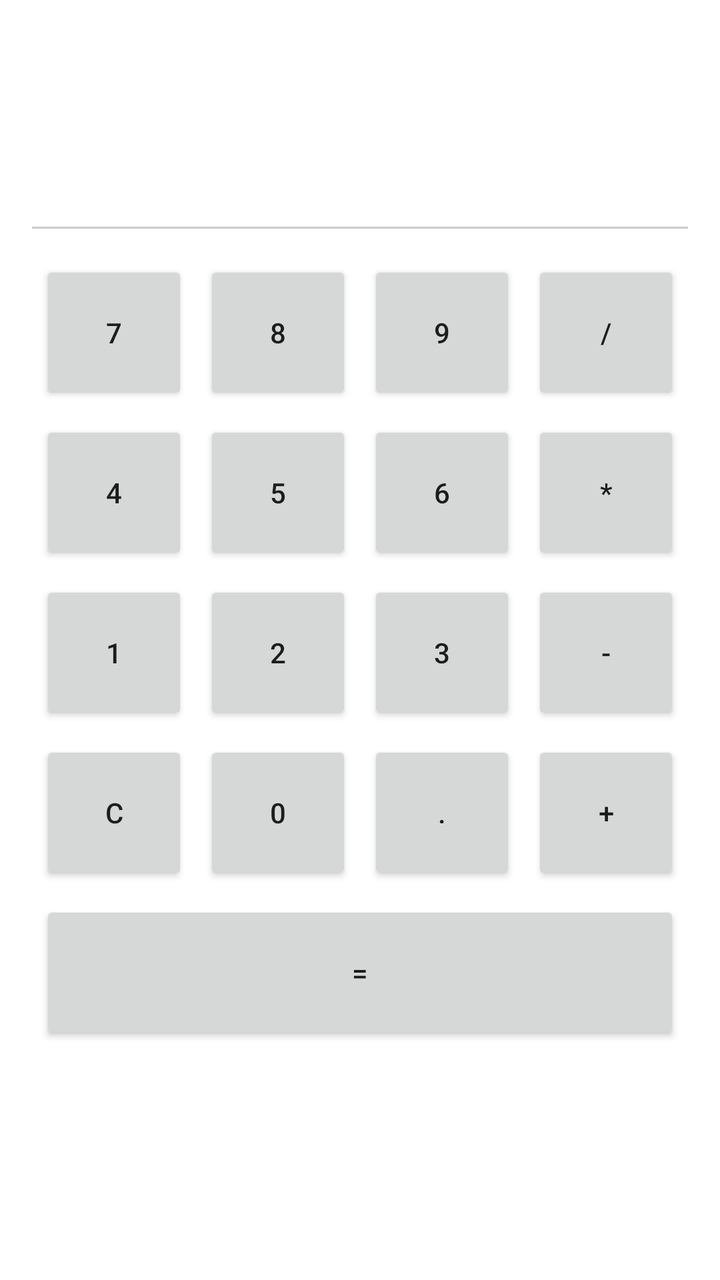
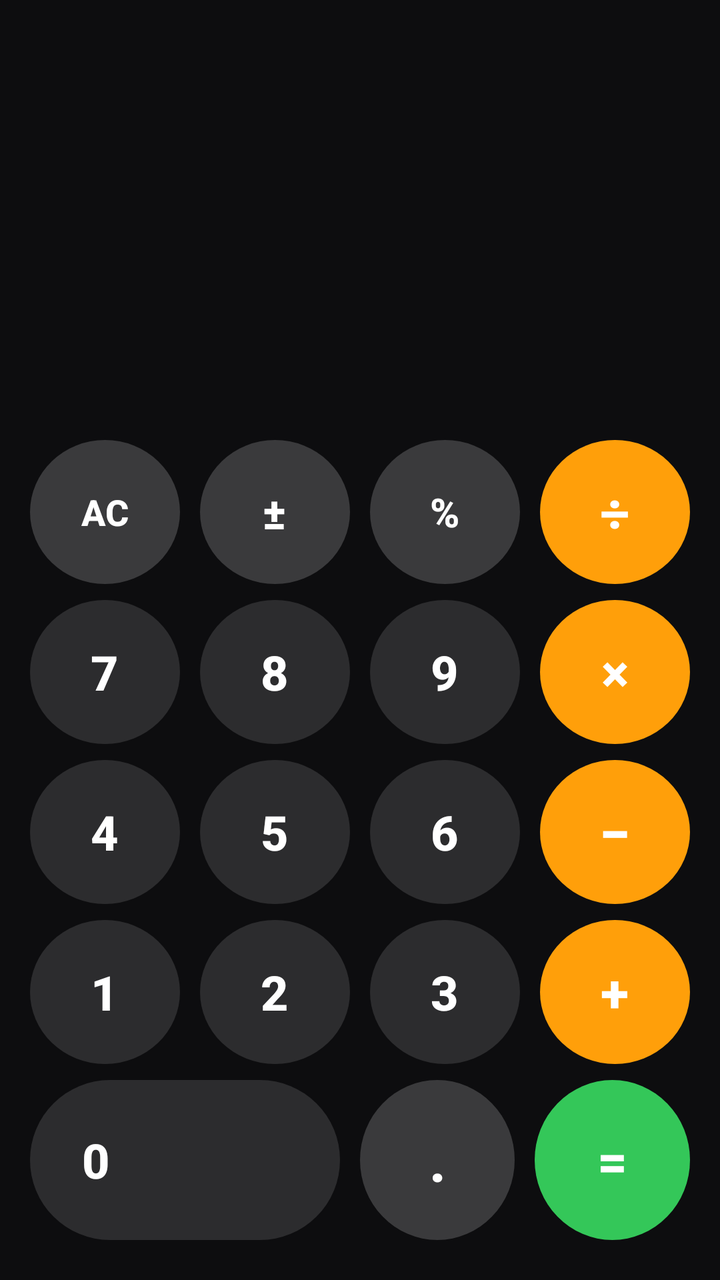

An Android layout rendered at two revisions. The XML below is the earlier revision; the diff shows what the commit changed to produce the second picture.
<!-- AndroidManifest.xml: activity theme Theme.ICalculatorWithStaticLayouts -->
<!-- res/layout/activity_main.xml -->
<?xml version="1.0" encoding="utf-8"?>
<layout xmlns:android="http://schemas.android.com/apk/res/android">

    <data>
        <variable
            name="vm"
            type="com.example.icalculatorwithstaticlayouts.CalculatorViewModel" />
    </data>

    <LinearLayout
        android:id="@+id/main"
        android:layout_width="match_parent"
        android:layout_height="match_parent"
        android:orientation="vertical"
        android:padding="16dp"
        android:background="@android:color/white">

        <TextView
            android:id="@+id/tvDisplay"
            android:layout_width="match_parent"
            android:layout_height="wrap_content"
            android:layout_marginBottom="12dp"
            android:background="@android:color/white"
            android:gravity="end"
            android:padding="16dp"
            android:text="@{vm.display}"
            android:textColor="@android:color/black"
            android:textSize="40sp"
            android:textStyle="bold" />

        <View
            android:layout_width="match_parent"
            android:layout_height="1dp"
            android:layout_marginBottom="12dp"
            android:background="#CCCCCC" />

        <LinearLayout
            android:layout_width="match_parent"
            android:layout_height="wrap_content"
            android:orientation="horizontal"
            android:weightSum="4">

            <Button
                android:id="@+id/btn7"
                android:layout_width="0dp"
                android:layout_height="72dp"
                android:layout_weight="1"
                android:layout_margin="4dp"
                android:text="7" />

            <Button
                android:id="@+id/btn8"
                android:layout_width="0dp"
                android:layout_height="72dp"
                android:layout_weight="1"
                android:layout_margin="4dp"
                android:text="8" />

            <Button
                android:id="@+id/btn9"
                android:layout_width="0dp"
                android:layout_height="72dp"
                android:layout_weight="1"
                android:layout_margin="4dp"
                android:text="9" />

            <Button
                android:id="@+id/btnDivide"
                android:layout_width="0dp"
                android:layout_height="72dp"
                android:layout_weight="1"
                android:layout_margin="4dp"
                android:text="/" />
        </LinearLayout>

        <LinearLayout
            android:layout_width="match_parent"
            android:layout_height="wrap_content"
            android:orientation="horizontal"
            android:weightSum="4">

            <Button
                android:id="@+id/btn4"
                android:layout_width="0dp"
                android:layout_height="72dp"
                android:layout_weight="1"
                android:layout_margin="4dp"
                android:text="4" />

            <Button
                android:id="@+id/btn5"
                android:layout_width="0dp"
                android:layout_height="72dp"
                android:layout_weight="1"
                android:layout_margin="4dp"
                android:text="5" />

            <Button
                android:id="@+id/btn6"
                android:layout_width="0dp"
                android:layout_height="72dp"
                android:layout_weight="1"
                android:layout_margin="4dp"
                android:text="6" />

            <Button
                android:id="@+id/btnMultiply"
                android:layout_width="0dp"
                android:layout_height="72dp"
                android:layout_weight="1"
                android:layout_margin="4dp"
                android:text="*" />
        </LinearLayout>

        <LinearLayout
            android:layout_width="match_parent"
            android:layout_height="wrap_content"
            android:orientation="horizontal"
            android:weightSum="4">

            <Button
                android:id="@+id/btn1"
                android:layout_width="0dp"
                android:layout_height="72dp"
                android:layout_weight="1"
                android:layout_margin="4dp"
                android:text="1" />

            <Button
                android:id="@+id/btn2"
                android:layout_width="0dp"
                android:layout_height="72dp"
                android:layout_weight="1"
                android:layout_margin="4dp"
                android:text="2" />

            <Button
                android:id="@+id/btn3"
                android:layout_width="0dp"
                android:layout_height="72dp"
                android:layout_weight="1"
                android:layout_margin="4dp"
                android:text="3" />

            <Button
                android:id="@+id/btnMinus"
                android:layout_width="0dp"
                android:layout_height="72dp"
                android:layout_weight="1"
                android:layout_margin="4dp"
                android:text="-" />
        </LinearLayout>

        <LinearLayout
            android:layout_width="match_parent"
            android:layout_height="wrap_content"
            android:orientation="horizontal"
            android:weightSum="4">

            <Button
                android:id="@+id/btnClear"
                android:layout_width="0dp"
                android:layout_height="72dp"
                android:layout_weight="1"
                android:layout_margin="4dp"
                android:text="C" />

            <Button
                android:id="@+id/btn0"
                android:layout_width="0dp"
                android:layout_height="72dp"
                android:layout_weight="1"
                android:layout_margin="4dp"
                android:text="0" />

            <Button
                android:id="@+id/btnDot"
                android:layout_width="0dp"
                android:layout_height="72dp"
                android:layout_weight="1"
                android:layout_margin="4dp"
                android:text="." />

            <Button
                android:id="@+id/btnPlus"
                android:layout_width="0dp"
                android:layout_height="72dp"
                android:layout_weight="1"
                android:layout_margin="4dp"
                android:text="+" />
        </LinearLayout>

        <Button
            android:id="@+id/btnEquals"
            android:layout_width="match_parent"
            android:layout_height="72dp"
            android:layout_margin="4dp"
            android:text="=" />

    </LinearLayout>

</layout>
<!-- resources referenced by this layout -->
<resources>
  <style name="Theme.ICalculatorWithStaticLayouts" parent="Theme.AppCompat.Light.NoActionBar" />
</resources>

<!-- the commit's change to res/layout/activity_main.xml (unified diff, before → after) -->
@@ -1,5 +1,6 @@
 <?xml version="1.0" encoding="utf-8"?>
-<layout xmlns:android="http://schemas.android.com/apk/res/android">
+<layout xmlns:android="http://schemas.android.com/apk/res/android"
+    xmlns:app="http://schemas.android.com/apk/res-auto">
 
     <data>
         <variable
@@ -7,196 +8,365 @@
             type="com.example.icalculatorwithstaticlayouts.CalculatorViewModel" />
     </data>
 
-    <LinearLayout
+    
+    <androidx.constraintlayout.widget.ConstraintLayout
         android:id="@+id/main"
         android:layout_width="match_parent"
         android:layout_height="match_parent"
-        android:orientation="vertical"
-        android:padding="16dp"
-        android:background="@android:color/white">
-
-        <TextView
-            android:id="@+id/tvDisplay"
-            android:layout_width="match_parent"
+        android:background="@color/calc_background">
+
+        
+        <LinearLayout
+            android:id="@+id/displayArea"
+            android:layout_width="0dp"
             android:layout_height="wrap_content"
-            android:layout_marginBottom="12dp"
-            android:background="@android:color/white"
-            android:gravity="end"
-            android:padding="16dp"
-            android:text="@{vm.display}"
-            android:textColor="@android:color/black"
-            android:textSize="40sp"
-            android:textStyle="bold" />
-
-        <View
-            android:layout_width="match_parent"
-            android:layout_height="1dp"
-            android:layout_marginBottom="12dp"
-            android:background="#CCCCCC" />
-
+            android:orientation="vertical"
+            android:paddingLeft="28dp"
+            android:paddingRight="28dp"
+            android:paddingBottom="12dp"
+            app:layout_constraintBottom_toTopOf="@id/buttonArea"
+            app:layout_constraintEnd_toEndOf="parent"
+            app:layout_constraintStart_toStartOf="parent">
+
+            
+            <TextView
+                android:id="@+id/tvExpression"
+                android:layout_width="match_parent"
+                android:layout_height="wrap_content"
+                android:gravity="end"
+                android:maxLines="1"
+                android:ellipsize="start"
+                android:text="@{vm.expression}"
+                android:textColor="@color/calc_expression_text"
+                android:textSize="22sp"
+                android:fontFamily="sans-serif-light"
+                android:paddingBottom="4dp" />
+
+            
+            <TextView
+                android:id="@+id/tvDisplay"
+                android:layout_width="match_parent"
+                android:layout_height="wrap_content"
+                android:gravity="end"
+                android:maxLines="1"
+                android:ellipsize="start"
+                android:text="@{vm.display}"
+                android:textColor="@color/calc_display_text"
+                android:textSize="72sp"
+                android:fontFamily="sans-serif-thin"
+                android:includeFontPadding="false" />
+        </LinearLayout>
+
+        
+        
         <LinearLayout
-            android:layout_width="match_parent"
+            android:id="@+id/buttonArea"
+            android:layout_width="0dp"
             android:layout_height="wrap_content"
-            android:orientation="horizontal"
-            android:weightSum="4">
-
-            <Button
-                android:id="@+id/btn7"
-                android:layout_width="0dp"
-                android:layout_height="72dp"
-                android:layout_weight="1"
-                android:layout_margin="4dp"
-                android:text="7" />
-
-            <Button
-                android:id="@+id/btn8"
-                android:layout_width="0dp"
-                android:layout_height="72dp"
-                android:layout_weight="1"
-                android:layout_margin="4dp"
-                android:text="8" />
-
-            <Button
-                android:id="@+id/btn9"
-                android:layout_width="0dp"
-                android:layout_height="72dp"
-                android:layout_weight="1"
-                android:layout_margin="4dp"
-                android:text="9" />
-
-            <Button
-                android:id="@+id/btnDivide"
-                android:layout_width="0dp"
-                android:layout_height="72dp"
-                android:layout_weight="1"
-                android:layout_margin="4dp"
-                android:text="/" />
+            android:orientation="vertical"
+            android:paddingLeft="10dp"
+            android:paddingRight="10dp"
+            android:paddingBottom="20dp"
+            app:layout_constraintBottom_toBottomOf="parent"
+            app:layout_constraintEnd_toEndOf="parent"
+            app:layout_constraintStart_toStartOf="parent">
+
+            
+            <LinearLayout
+                android:layout_width="match_parent"
+                android:layout_height="80dp"
+                android:orientation="horizontal"
+                android:weightSum="4"
+                android:paddingBottom="8dp">
+
+                <Button
+                    android:id="@+id/btnClear"
+                    style="?android:attr/borderlessButtonStyle"
+                    android:layout_width="0dp"
+                    android:layout_height="match_parent"
+                    android:layout_weight="1"
+                    android:layout_marginHorizontal="5dp"
+                    android:background="@drawable/btn_clear"
+                    android:text="AC"
+                    android:textColor="@color/calc_btn_function_text"
+                    android:textSize="18sp"
+                    android:textStyle="bold" />
+
+                <Button
+                    android:id="@+id/btnNegate"
+                    style="?android:attr/borderlessButtonStyle"
+                    android:layout_width="0dp"
+                    android:layout_height="match_parent"
+                    android:layout_weight="1"
+                    android:layout_marginHorizontal="5dp"
+                    android:background="@drawable/btn_function"
+                    android:text="±"
+                    android:textColor="@color/calc_btn_function_text"
+                    android:textSize="22sp"
+                    android:textStyle="bold" />
+
+                <Button
+                    android:id="@+id/btnPercent"
+                    style="?android:attr/borderlessButtonStyle"
+                    android:layout_width="0dp"
+                    android:layout_height="match_parent"
+                    android:layout_weight="1"
+                    android:layout_marginHorizontal="5dp"
+                    android:background="@drawable/btn_function"
+                    android:text="%"
+                    android:textColor="@color/calc_btn_function_text"
+                    android:textSize="20sp"
+                    android:textStyle="bold" />
+
+                <Button
+                    android:id="@+id/btnDivide"
+                    style="?android:attr/borderlessButtonStyle"
+                    android:layout_width="0dp"
+                    android:layout_height="match_parent"
+                    android:layout_weight="1"
+                    android:layout_marginHorizontal="5dp"
+                    android:background="@drawable/btn_operator"
+                    android:text="÷"
+                    android:textColor="@color/calc_btn_operator_text"
+                    android:textSize="26sp"
+                    android:textStyle="bold" />
+            </LinearLayout>
+
+            
+            <LinearLayout
+                android:layout_width="match_parent"
+                android:layout_height="80dp"
+                android:orientation="horizontal"
+                android:weightSum="4"
+                android:paddingBottom="8dp">
+
+                <Button
+                    android:id="@+id/btn7"
+                    style="?android:attr/borderlessButtonStyle"
+                    android:layout_width="0dp"
+                    android:layout_height="match_parent"
+                    android:layout_weight="1"
+                    android:layout_marginHorizontal="5dp"
+                    android:background="@drawable/btn_number"
+                    android:text="7"
+                    android:textColor="@color/calc_btn_number_text"
+                    android:textSize="24sp"
+                    android:textStyle="bold" />
+
+                <Button
+                    android:id="@+id/btn8"
+                    style="?android:attr/borderlessButtonStyle"
+                    android:layout_width="0dp"
+                    android:layout_height="match_parent"
+                    android:layout_weight="1"
+                    android:layout_marginHorizontal="5dp"
+                    android:background="@drawable/btn_number"
+                    android:text="8"
+                    android:textColor="@color/calc_btn_number_text"
+                    android:textSize="24sp"
+                    android:textStyle="bold" />
+
+                <Button
+                    android:id="@+id/btn9"
+                    style="?android:attr/borderlessButtonStyle"
+                    android:layout_width="0dp"
+                    android:layout_height="match_parent"
+                    android:layout_weight="1"
+                    android:layout_marginHorizontal="5dp"
+                    android:background="@drawable/btn_number"
+                    android:text="9"
+                    android:textColor="@color/calc_btn_number_text"
+                    android:textSize="24sp"
+                    android:textStyle="bold" />
+
+                <Button
+                    android:id="@+id/btnMultiply"
+                    style="?android:attr/borderlessButtonStyle"
+                    android:layout_width="0dp"
+                    android:layout_height="match_parent"
+                    android:layout_weight="1"
+                    android:layout_marginHorizontal="5dp"
+                    android:background="@drawable/btn_operator"
+                    android:text="×"
+                    android:textColor="@color/calc_btn_operator_text"
+                    android:textSize="26sp"
+                    android:textStyle="bold" />
+            </LinearLayout>
+
+            
+            <LinearLayout
+                android:layout_width="match_parent"
+                android:layout_height="80dp"
+                android:orientation="horizontal"
+                android:weightSum="4"
+                android:paddingBottom="8dp">
+
+                <Button
+                    android:id="@+id/btn4"
+                    style="?android:attr/borderlessButtonStyle"
+                    android:layout_width="0dp"
+                    android:layout_height="match_parent"
+                    android:layout_weight="1"
+                    android:layout_marginHorizontal="5dp"
+                    android:background="@drawable/btn_number"
+                    android:text="4"
+                    android:textColor="@color/calc_btn_number_text"
+                    android:textSize="24sp"
+                    android:textStyle="bold" />
+
+                <Button
+                    android:id="@+id/btn5"
+                    style="?android:attr/borderlessButtonStyle"
+                    android:layout_width="0dp"
+                    android:layout_height="match_parent"
+                    android:layout_weight="1"
+                    android:layout_marginHorizontal="5dp"
+                    android:background="@drawable/btn_number"
+                    android:text="5"
+                    android:textColor="@color/calc_btn_number_text"
+                    android:textSize="24sp"
+                    android:textStyle="bold" />
+
+                <Button
+                    android:id="@+id/btn6"
+                    style="?android:attr/borderlessButtonStyle"
+                    android:layout_width="0dp"
+                    android:layout_height="match_parent"
+                    android:layout_weight="1"
+                    android:layout_marginHorizontal="5dp"
+                    android:background="@drawable/btn_number"
+                    android:text="6"
+                    android:textColor="@color/calc_btn_number_text"
+                    android:textSize="24sp"
+                    android:textStyle="bold" />
+
+                <Button
+                    android:id="@+id/btnMinus"
+                    style="?android:attr/borderlessButtonStyle"
+                    android:layout_width="0dp"
+                    android:layout_height="match_parent"
+                    android:layout_weight="1"
+                    android:layout_marginHorizontal="5dp"
+                    android:background="@drawable/btn_operator"
+                    android:text="−"
+                    android:textColor="@color/calc_btn_operator_text"
+                    android:textSize="28sp"
+                    android:textStyle="bold" />
+            </LinearLayout>
+
+            
+            <LinearLayout
+                android:layout_width="match_parent"
+                android:layout_height="80dp"
+                android:orientation="horizontal"
+                android:weightSum="4"
+                android:paddingBottom="8dp">
+
+                <Button
+                    android:id="@+id/btn1"
+                    style="?android:attr/borderlessButtonStyle"
+                    android:layout_width="0dp"
+                    android:layout_height="match_parent"
+                    android:layout_weight="1"
+                    android:layout_marginHorizontal="5dp"
+                    android:background="@drawable/btn_number"
+                    android:text="1"
+                    android:textColor="@color/calc_btn_number_text"
+                    android:textSize="24sp"
+                    android:textStyle="bold" />
+
+                <Button
+                    android:id="@+id/btn2"
+                    style="?android:attr/borderlessButtonStyle"
+                    android:layout_width="0dp"
+                    android:layout_height="match_parent"
+                    android:layout_weight="1"
+                    android:layout_marginHorizontal="5dp"
+                    android:background="@drawable/btn_number"
+                    android:text="2"
+                    android:textColor="@color/calc_btn_number_text"
+                    android:textSize="24sp"
+                    android:textStyle="bold" />
+
+                <Button
+                    android:id="@+id/btn3"
+                    style="?android:attr/borderlessButtonStyle"
+                    android:layout_width="0dp"
+                    android:layout_height="match_parent"
+                    android:layout_weight="1"
+                    android:layout_marginHorizontal="5dp"
+                    android:background="@drawable/btn_number"
+                    android:text="3"
+                    android:textColor="@color/calc_btn_number_text"
+                    android:textSize="24sp"
+                    android:textStyle="bold" />
+
+                <Button
+                    android:id="@+id/btnPlus"
+                    style="?android:attr/borderlessButtonStyle"
+                    android:layout_width="0dp"
+                    android:layout_height="match_parent"
+                    android:layout_weight="1"
+                    android:layout_marginHorizontal="5dp"
+                    android:background="@drawable/btn_operator"
+                    android:text="+"
+                    android:textColor="@color/calc_btn_operator_text"
+                    android:textSize="26sp"
+                    android:textStyle="bold" />
+            </LinearLayout>
+
+            
+            <LinearLayout
+                android:layout_width="match_parent"
+                android:layout_height="80dp"
+                android:orientation="horizontal"
+                android:weightSum="4">
+
+                
+                <Button
+                    android:id="@+id/btn0"
+                    style="?android:attr/borderlessButtonStyle"
+                    android:layout_width="0dp"
+                    android:layout_height="match_parent"
+                    android:layout_weight="2"
+                    android:layout_marginHorizontal="5dp"
+                    android:background="@drawable/btn_zero"
+                    android:text="0"
+                    android:gravity="center_vertical|start"
+                    android:paddingStart="26dp"
+                    android:textColor="@color/calc_btn_number_text"
+                    android:textSize="24sp"
+                    android:textStyle="bold" />
+
+                <Button
+                    android:id="@+id/btnDot"
+                    style="?android:attr/borderlessButtonStyle"
+                    android:layout_width="0dp"
+                    android:layout_height="match_parent"
+                    android:layout_weight="1"
+                    android:layout_marginHorizontal="5dp"
+                    android:background="@drawable/btn_dot"
+                    android:text="."
+                    android:textColor="@color/calc_btn_dot_text"
+                    android:textSize="28sp"
+                    android:textStyle="bold" />
+
+                <Button
+                    android:id="@+id/btnEquals"
+                    style="?android:attr/borderlessButtonStyle"
+                    android:layout_width="0dp"
+                    android:layout_height="match_parent"
+                    android:layout_weight="1"
+                    android:layout_marginHorizontal="5dp"
+                    android:background="@drawable/btn_equals"
+                    android:text="="
+                    android:textColor="@color/calc_btn_equals_text"
+                    android:textSize="26sp"
+                    android:textStyle="bold" />
+            </LinearLayout>
+
         </LinearLayout>
 
-        <LinearLayout
-            android:layout_width="match_parent"
-            android:layout_height="wrap_content"
-            android:orientation="horizontal"
-            android:weightSum="4">
-
-            <Button
-                android:id="@+id/btn4"
-                android:layout_width="0dp"
-                android:layout_height="72dp"
-                android:layout_weight="1"
-                android:layout_margin="4dp"
-                android:text="4" />
-
-            <Button
-                android:id="@+id/btn5"
-                android:layout_width="0dp"
-                android:layout_height="72dp"
-                android:layout_weight="1"
-                android:layout_margin="4dp"
-                android:text="5" />
-
-            <Button
-                android:id="@+id/btn6"
-                android:layout_width="0dp"
-                android:layout_height="72dp"
-                android:layout_weight="1"
-                android:layout_margin="4dp"
-                android:text="6" />
-
-            <Button
-                android:id="@+id/btnMultiply"
-                android:layout_width="0dp"
-                android:layout_height="72dp"
-                android:layout_weight="1"
-                android:layout_margin="4dp"
-                android:text="*" />
-        </LinearLayout>
-
-        <LinearLayout
-            android:layout_width="match_parent"
-            android:layout_height="wrap_content"
-            android:orientation="horizontal"
-            android:weightSum="4">
-
-            <Button
-                android:id="@+id/btn1"
-                android:layout_width="0dp"
-                android:layout_height="72dp"
-                android:layout_weight="1"
-                android:layout_margin="4dp"
-                android:text="1" />
-
-            <Button
-                android:id="@+id/btn2"
-                android:layout_width="0dp"
-                android:layout_height="72dp"
-                android:layout_weight="1"
-                android:layout_margin="4dp"
-                android:text="2" />
-
-            <Button
-                android:id="@+id/btn3"
-                android:layout_width="0dp"
-                android:layout_height="72dp"
-                android:layout_weight="1"
-                android:layout_margin="4dp"
-                android:text="3" />
-
-            <Button
-                android:id="@+id/btnMinus"
-                android:layout_width="0dp"
-                android:layout_height="72dp"
-                android:layout_weight="1"
-                android:layout_margin="4dp"
-                android:text="-" />
-        </LinearLayout>
-
-        <LinearLayout
-            android:layout_width="match_parent"
-            android:layout_height="wrap_content"
-            android:orientation="horizontal"
-            android:weightSum="4">
-
-            <Button
-                android:id="@+id/btnClear"
-                android:layout_width="0dp"
-                android:layout_height="72dp"
-                android:layout_weight="1"
-                android:layout_margin="4dp"
-                android:text="C" />
-
-            <Button
-                android:id="@+id/btn0"
-                android:layout_width="0dp"
-                android:layout_height="72dp"
-                android:layout_weight="1"
-                android:layout_margin="4dp"
-                android:text="0" />
-
-            <Button
-                android:id="@+id/btnDot"
-                android:layout_width="0dp"
-                android:layout_height="72dp"
-                android:layout_weight="1"
-                android:layout_margin="4dp"
-                android:text="." />
-
-            <Button
-                android:id="@+id/btnPlus"
-                android:layout_width="0dp"
-                android:layout_height="72dp"
-                android:layout_weight="1"
-                android:layout_margin="4dp"
-                android:text="+" />
-        </LinearLayout>
-
-        <Button
-            android:id="@+id/btnEquals"
-            android:layout_width="match_parent"
-            android:layout_height="72dp"
-            android:layout_margin="4dp"
-            android:text="=" />
-
-    </LinearLayout>
+    </androidx.constraintlayout.widget.ConstraintLayout>
 
 </layout>
<!-- resource entries referenced after the edit -->
@@ -1,5 +1,92 @@
 <!-- resources referenced by this layout -->
 <resources>
-  <style name="Theme.ICalculatorWithStaticLayouts" parent="Theme.AppCompat.Light.NoActionBar" />
+  <color name="calc_background">#0D0D0F</color>
+  <color name="calc_btn_dot_text">#FFFFFF</color>
+  <color name="calc_btn_equals_text">#FFFFFF</color>
+  <color name="calc_btn_function_text">#FFFFFF</color>
+  <color name="calc_btn_number_text">#FFFFFF</color>
+  <color name="calc_btn_operator_text">#FFFFFF</color>
+  <color name="calc_display_text">#FFFFFF</color>
+  <color name="calc_expression_text">#8E8E93</color>
+  <!-- drawable btn_clear (drawable) -->
+  <?xml version="1.0" encoding="utf-8"?>
+  <ripple xmlns:android="http://schemas.android.com/apk/res/android"
+      android:color="#66FF3B30">
+      <item>
+          <shape android:shape="oval">
+              <solid android:color="@color/calc_btn_function" />
+          </shape>
+      </item>
+  </ripple>
+  <!-- drawable btn_dot (drawable) -->
+  <?xml version="1.0" encoding="utf-8"?>
+  <ripple xmlns:android="http://schemas.android.com/apk/res/android"
+      android:color="#66FFFFFF">
+      <item>
+          <shape android:shape="oval">
+              <solid android:color="@color/calc_btn_function" />
+          </shape>
+      </item>
+  </ripple>
+  <!-- drawable btn_equals (drawable) -->
+  <?xml version="1.0" encoding="utf-8"?>
+  <ripple xmlns:android="http://schemas.android.com/apk/res/android"
+      android:color="#66FFFFFF">
+      <item>
+          <shape android:shape="oval">
+              <solid android:color="@color/calc_btn_equals" />
+          </shape>
+      </item>
+  </ripple>
+  <!-- drawable btn_function (drawable) -->
+  <?xml version="1.0" encoding="utf-8"?>
+  <ripple xmlns:android="http://schemas.android.com/apk/res/android"
+      android:color="#66FFFFFF">
+      <item>
+          <shape android:shape="oval">
+              <solid android:color="@color/calc_btn_function" />
+          </shape>
+      </item>
+  </ripple>
+  <!-- drawable btn_number (drawable) -->
+  <?xml version="1.0" encoding="utf-8"?>
+  <ripple xmlns:android="http://schemas.android.com/apk/res/android"
+      android:color="#66FFFFFF">
+      <item>
+          <shape android:shape="oval">
+              <solid android:color="@color/calc_btn_number" />
+          </shape>
+      </item>
+  </ripple>
+  <!-- drawable btn_operator (drawable) -->
+  <?xml version="1.0" encoding="utf-8"?>
+  <ripple xmlns:android="http://schemas.android.com/apk/res/android"
+      android:color="#66FFFFFF">
+      <item>
+          <shape android:shape="oval">
+              <solid android:color="@color/calc_btn_operator" />
+          </shape>
+      </item>
+  </ripple>
+  <!-- drawable btn_zero (drawable) -->
+  <?xml version="1.0" encoding="utf-8"?>
+  <ripple xmlns:android="http://schemas.android.com/apk/res/android"
+      android:color="#66FFFFFF">
+      <item>
+          <shape android:shape="rectangle">
+              <solid android:color="@color/calc_btn_number" />
+              <corners android:radius="999dp" />
+          </shape>
+      </item>
+  </ripple>
+  <style name="Theme.ICalculatorWithStaticLayouts" parent="Theme.AppCompat.Light.NoActionBar">
+          <item name="android:statusBarColor">@color/calc_background</item>
+          <item name="android:navigationBarColor">@color/calc_background</item>
+          <item name="android:windowBackground">@color/calc_background</item>
+      </style>
+  <color name="calc_btn_function">#3A3A3C</color>
+  <color name="calc_btn_equals">#34C759</color>
+  <color name="calc_btn_number">#2C2C2E</color>
+  <color name="calc_btn_operator">#FF9F0A</color>
 </resources>
 
